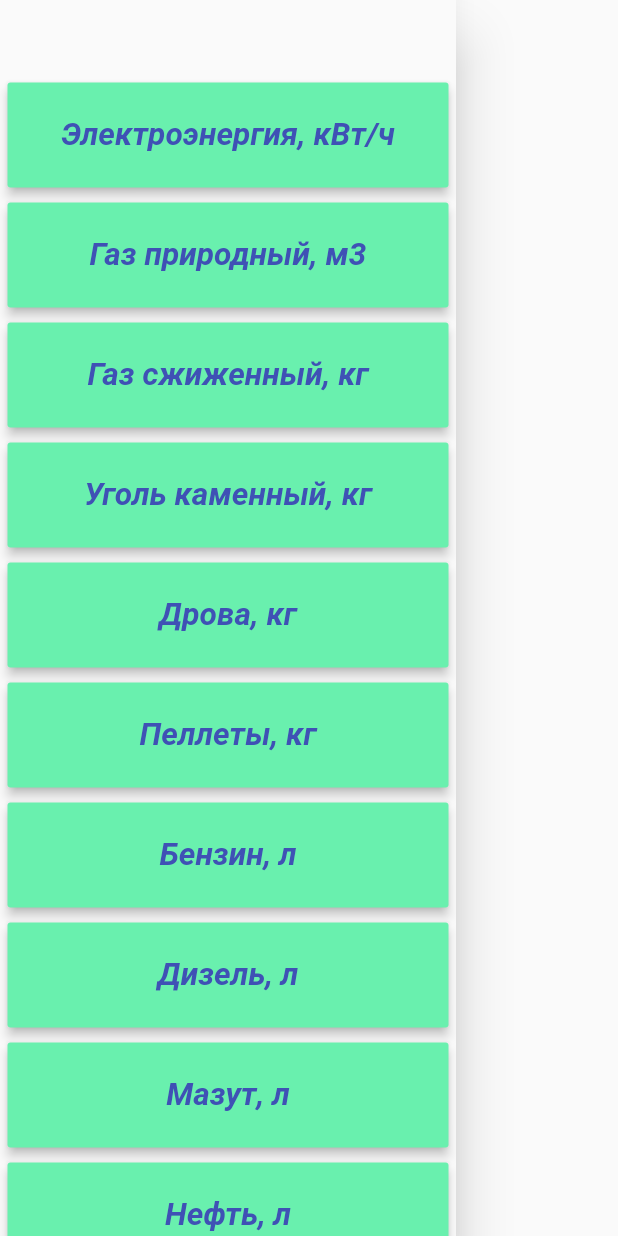
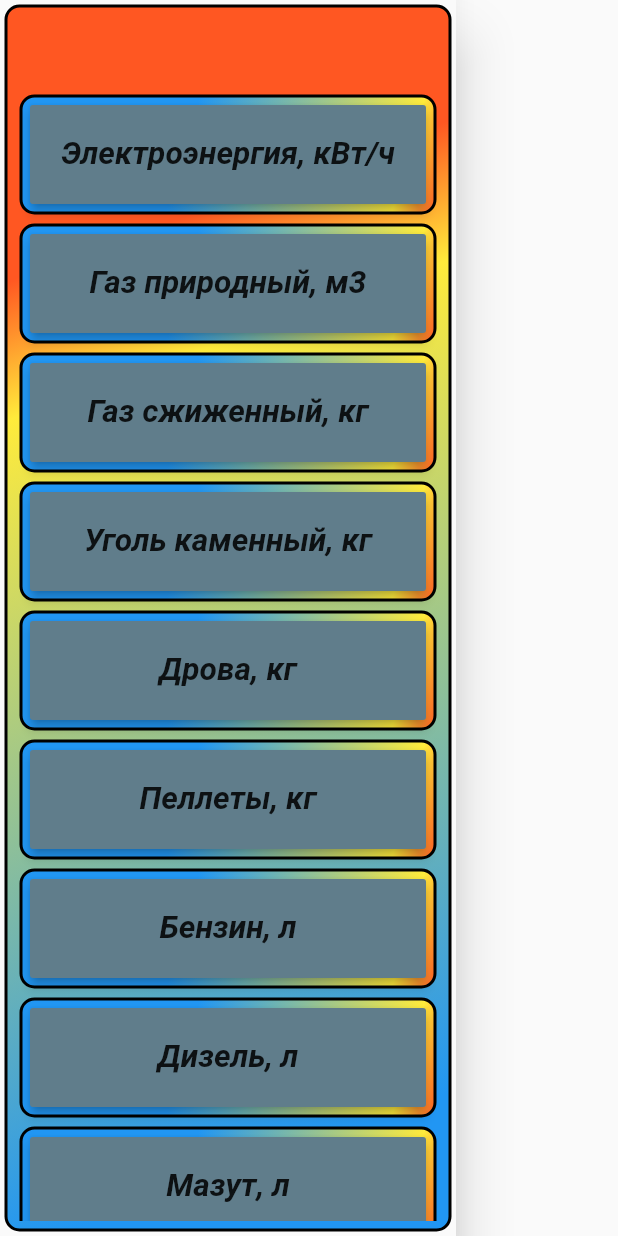
Before and after one commit to xiruim/spravochnik_energi, a Flutter app: the EnergonositDrawer widget shown alone on an empty page, opened directly, on a phone screen of 412 x 824 dp. Run offline on Flutter 3.47's test engine with Material 2 defaults, Android fonts, the phone set to English and light mode, and no system bars; our stand-ins replace charts_flutter, flutter_screenutil, gradient_app_bar, shared_preferences; accounts and stored records are empty.

Commit message:
Versia 3

```diff
--- a/lib/spravochniki/main_drawer/energonosit_drawers.dart
+++ b/lib/spravochniki/main_drawer/energonosit_drawers.dart
@@ -71,11 +71,28 @@ class _EnergonositDrawerState extends State<EnergonositDrawer> {
     width: 250,
     height: 80,
     padding: EdgeInsets.all(5),
+    margin: EdgeInsets.all(3),
 
+    decoration:
+    BoxDecoration(
+      color: Colors.blueGrey,
+      borderRadius: BorderRadius.all(Radius.circular(10)),
+      border: Border.all(width: 2),
+        gradient: LinearGradient(
+          begin: Alignment.topLeft,
+          end: Alignment.bottomRight,
+          stops: [0.4, 0.9, 1],
+          colors: [Colors.blue, Colors.yellow, Colors.deepOrange]
+        )
+
+
+
+      ),
       child: RaisedButton(
+
         elevation:
         3.0, //убераем у нее тень (или цифрами указывается сколько пикселей с верху вниз убрать тень)
-      color: Colors.greenAccent,
+        color: Colors.blueGrey,
         child: Text(
           valName,
           textScaleFactor: 1.5,
@@ -83,28 +100,19 @@ class _EnergonositDrawerState extends State<EnergonositDrawer> {
           style: TextStyle(
               fontWeight: FontWeight.bold,
               fontStyle: FontStyle.italic,
-            color: Colors.indigo),
+              color: Colors.black87),
         ),
         onPressed: () {
 
 
           setState(() {
             prisvoen();
-//          SharedPreferences pref=await SharedPreferences.getInstance();
-//          await pref.setString("nameValue", valName);
-//          await pref.setDouble("tSgoraniya", val);
-//          await pref.setDouble("nEl", kEl);
-//          await pref.setDouble("nGaz", kGaz);
-//          await pref.setDouble("nUgol", kUgol);
-//
-//          print("111111111111111111111111111111111");
-//          print("nameValue" + " " + pref.getString("nameValue"));
-
-//          Navigator.pop(context);// закрывает выпадающее меню
           });
         },
 
+
       ),
+
   );
 
 }
@@ -115,11 +123,30 @@ class _EnergonositDrawerState extends State<EnergonositDrawer> {
   Widget build(BuildContext context) {
     return Drawer(
 
+      child: Container(
+//        width: 250,
+//        height: 80,
+        padding: EdgeInsets.all(5),
+        margin: EdgeInsets.all(3),
+
+        decoration:
+        BoxDecoration(
+            color: Colors.blueGrey,
+            borderRadius: BorderRadius.all(Radius.circular(10)),
+            border: Border.all(width: 2),
+            gradient: LinearGradient(
+                begin: Alignment.topLeft,
+                end: Alignment.bottomRight,
+                stops: [0.2, 0.3, 0.9],
+                colors: [Colors.deepOrange, Colors.yellow, Colors.blue]
+            )
+        ),
         child: ListView(
           //mainAxisAlignment: MainAxisAlignment.start, // Разместит children как можно ближе к концу главной оси
           children: <Widget>[
             Container(
               height: 50,
+
             ),
             getComponent(electro, valElectro, 1, 0.108, 0.133),
             getComponent(gaz, valGaz, 9.3, 1, 1.24),
@@ -131,7 +158,12 @@ class _EnergonositDrawerState extends State<EnergonositDrawer> {
             getComponent(dtoplivo, valDt, 11.9, 1.228, 1.587),
             getComponent(mazut, valMazut, 11.2, 1.213, 1.493),
             getComponent(neft, valNeft, 12.2, 1.313, 1.627),
+            Container(
+              height: 50,
+
+            ),
           ],
+        ),
       ),
     );
   }
--- a/pubspec.yaml
+++ b/pubspec.yaml
@@ -30,6 +30,7 @@ dependencies:
   charts_flutter: ^0.8.1
   gif_ani: ^0.0.2
   image: ^2.1.9
+  gradient_app_bar: ^0.0.1
 
 dev_dependencies:
   flutter_test:
```
Also changed, not shown: lib/spravochniki/sprav_energonosit.dart (+46 -7 lines), pubspec.lock. Lines whose indentation alone changed are shown as unchanged.
